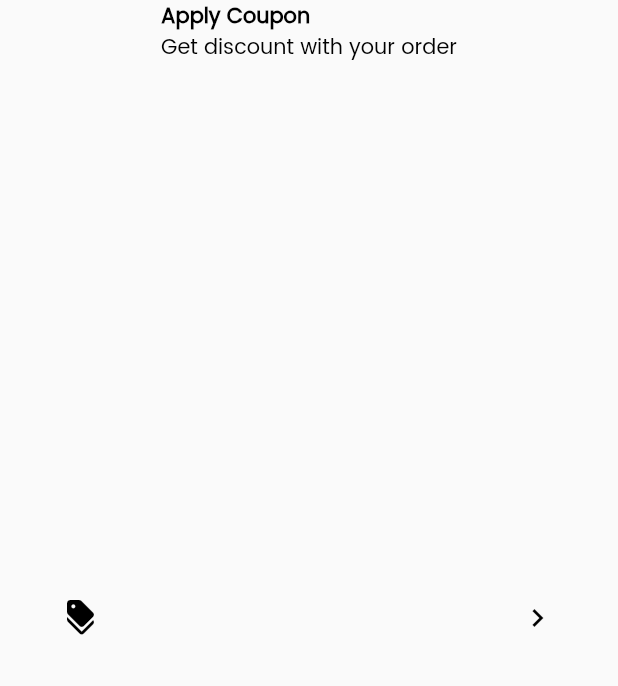
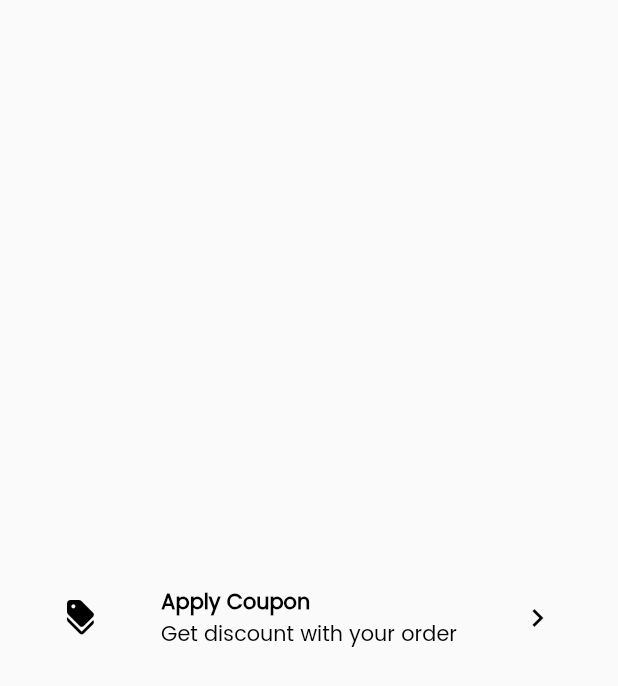
Before and after one commit to Dilshan97/Flutter-Dominos-Pizza-Clone-App, a Flutter app: the Discount widget shown alone on an empty page, opened directly, on a phone screen of 412 x 824 dp. Shown: the top 686 px of the screen. Run offline on Flutter 3.47's test engine with Material 2 defaults, Android fonts, the phone set to English and light mode, and no system bars; our stand-ins replace cloud_firestore, firebase_auth, firebase_core, flutter_svg; missing offline and left inert: dart:ffi; accounts and stored records are empty; network calls fail.

Commit message:
update cart ui

```diff
--- a/lib/views/cart/widget/discount.dart
+++ b/lib/views/cart/widget/discount.dart
@@ -24,6 +24,7 @@
         ),
         Column(
           crossAxisAlignment: CrossAxisAlignment.start,
+          mainAxisAlignment: MainAxisAlignment.center,
           children: const [
             CustomLabel(
               label: "Apply Coupon",
@@ -38,9 +39,12 @@
             )
           ],
         ),
-        const Icon(
-          Icons.chevron_right,
-          color: AppColors.black,
+        GestureDetector(
+          onTap: () => {},
+          child: const Icon(
+            Icons.chevron_right,
+            color: AppColors.black,
+          ),
         ),
       ],
     );
```
Also changed, not shown: lib/views/cart/widget/frequentItem.dart (+7 -2 lines).
